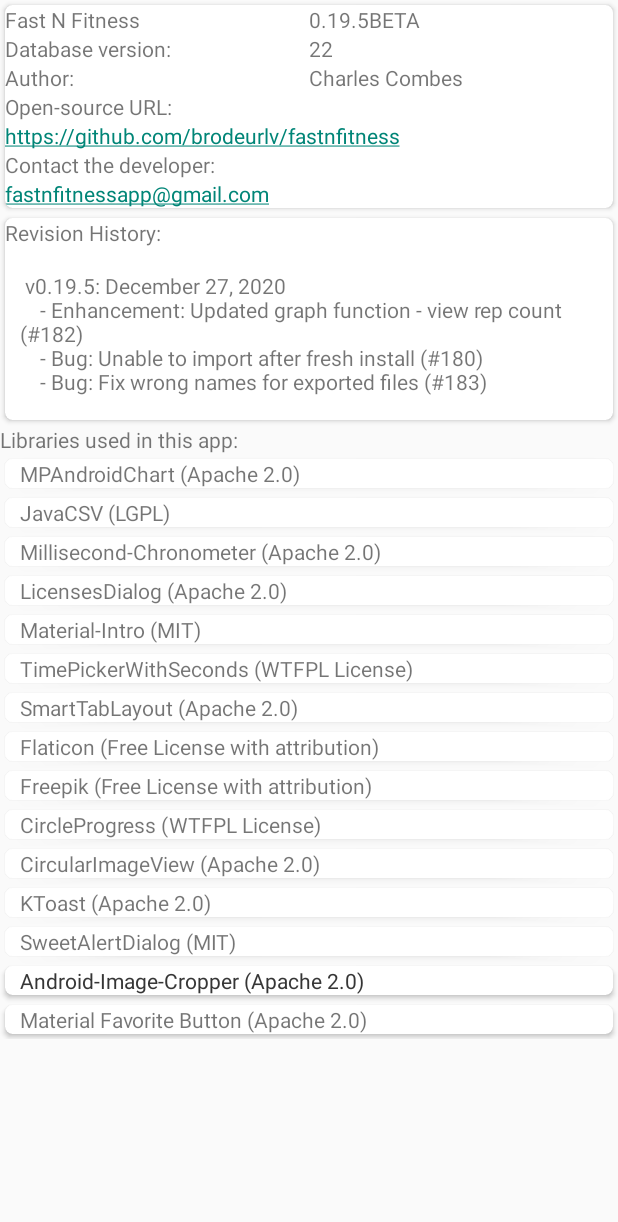
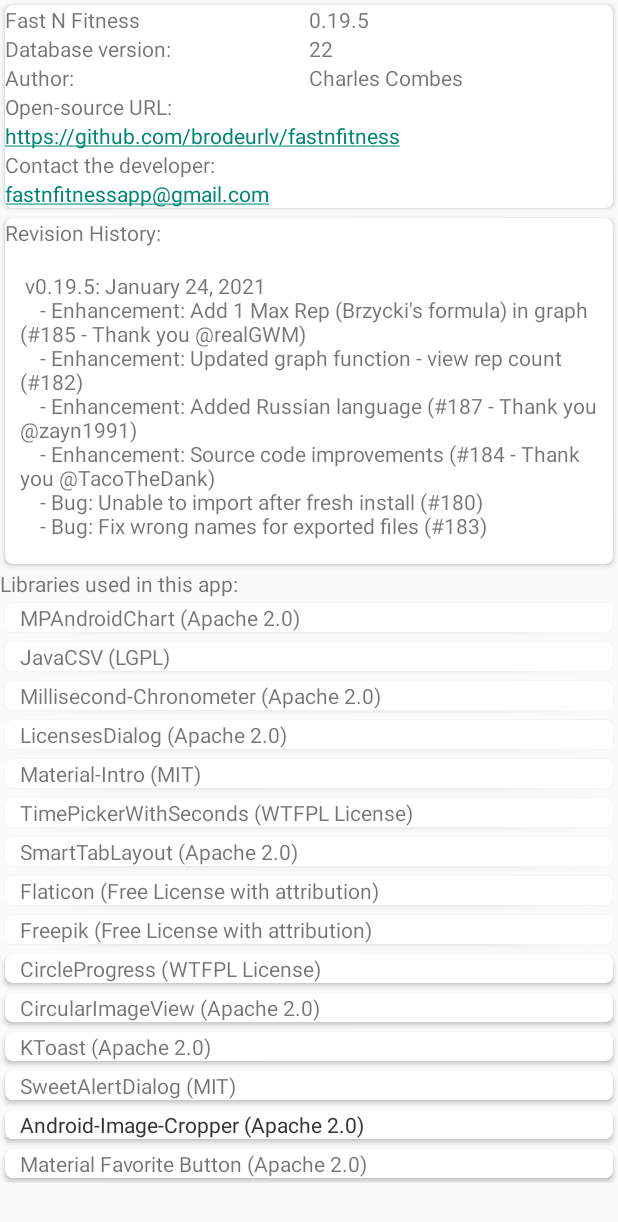
Before and after one commit to brodeurlv/fastnfitness, an Android app: the fragment AboutFragment shown on its own in the app's theme, on a phone screen of 412 x 824 dp. Shown: the top 1222 px of the screen. Run offline under Robolectric (Android 15) with nearby library versions, the phone set to English and light mode, and no system bars; libraries missing offline, so code that uses them is left out: de.psdev.licensesdialog; 1 statement that could not run was skipped.

Commit message:
Update About and CHANGELOG.md for 0.19.5 release

```diff
--- a/app/src/main/res/values/about.xml
+++ b/app/src/main/res/values/about.xml
@@ -1,6 +1,6 @@
 <?xml version="1.0" encoding="utf-8"?>
 <resources xmlns:tools="http://schemas.android.com/tools" tools:ignore="MissingTranslation">
-    <string name="app_version" translatable="false">0.19.5BETA</string>
+    <string name="app_version" translatable="false">0.19.5</string>
     <string name="database_version_label" translatable="false">Database version: </string>
     <string name="author_label">Author: </string>
     <string name="author" translatable="false">Charles Combes</string>
@@ -10,8 +10,11 @@
     <string name="email_url" translatable="false">fastnfitnessapp@gmail.com</string>
     <string name="revision_history_label" translatable="false">Revision History: </string>
     <string name="revision_history" translatable="false">\n
-v0.19.5: December 27, 2020\n
+v0.19.5: January 24, 2021\n
+        \t- Enhancement: Add 1 Max Rep (Brzycki\'s formula) in graph (#185 - Thank you @realGWM)\n
         \t- Enhancement: Updated graph function - view rep count (#182)\n
+        \t- Enhancement: Added Russian language (#187 - Thank you @zayn1991)\n
+        \t- Enhancement: Source code improvements (#184 - Thank you @TacoTheDank)\n
         \t- Bug: Unable to import after fresh install (#180)\n
         \t- Bug: Fix wrong names for exported files (#183)\n
 	</string>
```
Also changed, not shown: 2 other files.
